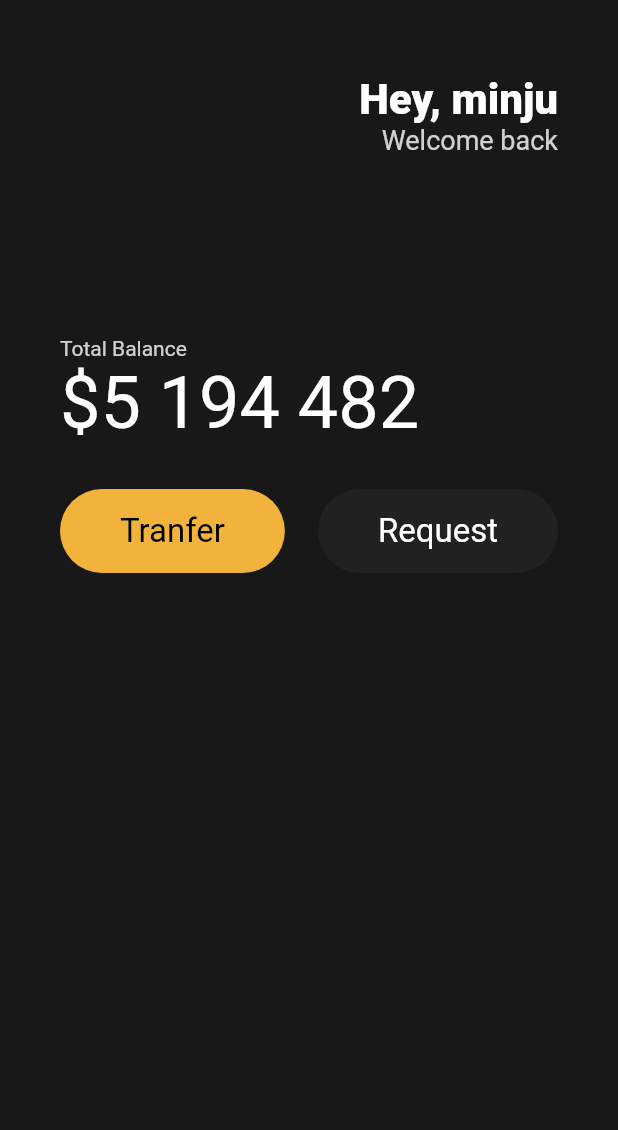
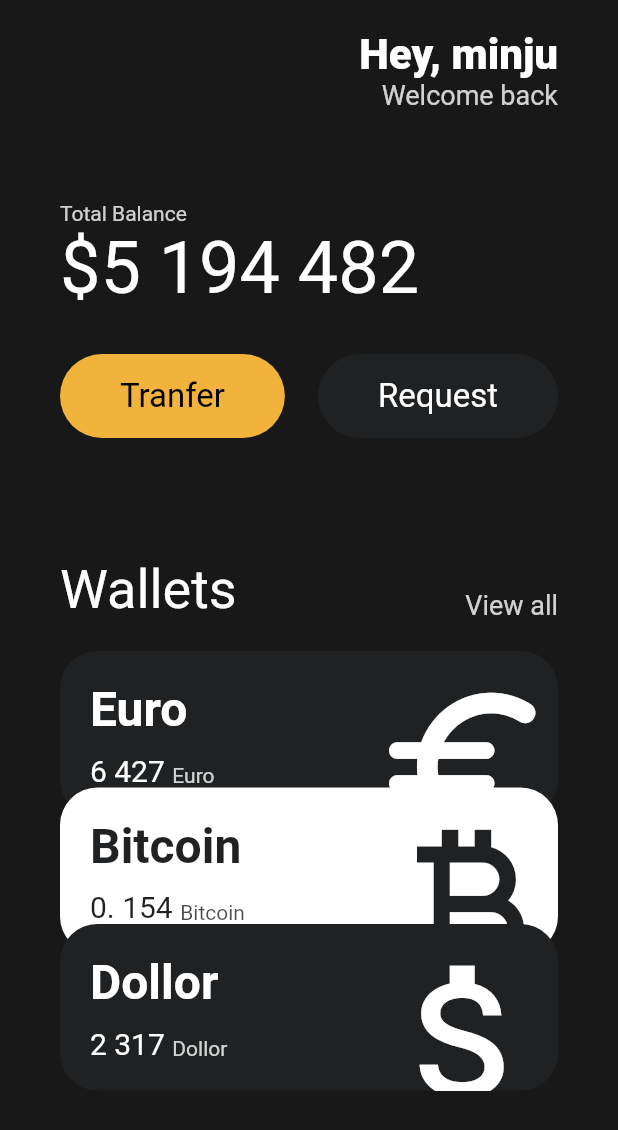
Before and after one commit to alswn2348/stateless_widgets_flutter, a Flutter app: the screen it shows after launch, on a phone screen of 412 x 824 dp. Shown: the top 1130 px of the screen. Run offline on Flutter 3.47's test engine with Material 2 defaults, Android fonts, the light colour scheme and no system bars.

Commit message:
design : create card

```diff
--- a/lib/main.dart
+++ b/lib/main.dart
@@ -1,4 +1,5 @@
 import 'package:comicbookplus/widgets/button.dart';
+import 'package:comicbookplus/widgets/currency_card.dart';
 import 'package:flutter/material.dart';
 
 void main() {
@@ -11,12 +12,13 @@ class App extends StatelessWidget {
     return MaterialApp(
       home: Scaffold(
         backgroundColor: const Color(0xFF181818),
-        body: Padding(
+        body: SingleChildScrollView(
+          child: Padding(
             padding: const EdgeInsets.symmetric(horizontal: 40),
             child:
                 Column(crossAxisAlignment: CrossAxisAlignment.start, children: [
               const SizedBox(
-              height: 50,
+                height: 20,
               ),
               Row(
                 mainAxisAlignment: MainAxisAlignment.end,
@@ -44,7 +46,7 @@ class App extends StatelessWidget {
                 ],
               ),
               const SizedBox(
-              height: 120,
+                height: 60,
               ),
               Text(
                 'Total Balance',
@@ -74,8 +76,62 @@ class App extends StatelessWidget {
                     textColor: Colors.white,
                   )
                 ],
+              ),
+              const SizedBox(
+                height: 80,
+              ),
+              Row(
+                mainAxisAlignment: MainAxisAlignment.spaceBetween,
+                crossAxisAlignment: CrossAxisAlignment.end,
+                children: [
+                  const Text(
+                    'Wallets',
+                    style: TextStyle(
+                      color: Colors.white,
+                      fontSize: 36,
+                    ),
+                  ),
+                  Text(
+                    'View all',
+                    style: TextStyle(
+                      color: Colors.white.withOpacity(0.8),
+                      fontSize: 18,
+                    ),
+                  ),
+                ],
+              ),
+              const SizedBox(
+                height: 20,
+              ),
+              const CurrencyCard(
+                name: 'Euro',
+                code: 'EUR',
+                amount: '6 427',
+                icon: Icons.euro_rounded,
+                isInverted: false,
+              ),
+              Transform.translate(
+                offset: const Offset(0, -20),
+                child: const CurrencyCard(
+                  name: 'Bitcoin',
+                  code: 'BTC',
+                  amount: '0. 154',
+                  icon: Icons.currency_bitcoin,
+                  isInverted: true,
+                ),
+              ),
+              Transform.translate(
+                offset: const Offset(0, -40),
+                child: const CurrencyCard(
+                  name: 'Dollor',
+                  code: 'USD',
+                  amount: '2 317',
+                  icon: Icons.attach_money_outlined,
+                  isInverted: false,
+                ),
               )
             ]),
+          ),
         ),
       ),
     );
--- /dev/null
+++ b/lib/widgets/currency_card.dart
@@ -0,0 +1,89 @@
+import 'package:flutter/material.dart';
+
+class CurrencyCard extends StatelessWidget {
+  final String name, code, amount;
+  final IconData icon;
+  final bool isInverted;
+
+  final balckColor = const Color(0xFF1F2123);
+
+  const CurrencyCard(
+      {super.key,
+      required this.name,
+      required this.code,
+      required this.amount,
+      required this.icon,
+      required this.isInverted});
+
+  @override
+  Widget build(BuildContext context) {
+    return Container(
+      clipBehavior: Clip.hardEdge,
+      decoration: BoxDecoration(
+        color: isInverted ? Colors.white : balckColor,
+        borderRadius: BorderRadius.circular(25),
+      ),
+      child: Padding(
+        padding: const EdgeInsets.symmetric(
+          vertical: 20,
+          horizontal: 20,
+        ),
+        child: Row(
+          mainAxisAlignment: MainAxisAlignment.spaceBetween,
+          children: [
+            Column(
+              crossAxisAlignment: CrossAxisAlignment.start,
+              children: [
+                Text(
+                  name,
+                  style: TextStyle(
+                      color: isInverted ? balckColor : Colors.white,
+                      fontSize: 32,
+                      fontWeight: FontWeight.w600),
+                ),
+                const SizedBox(
+                  height: 10,
+                ),
+                Row(
+                  crossAxisAlignment: CrossAxisAlignment.end,
+                  children: [
+                    Text(
+                      amount,
+                      style: TextStyle(
+                        color: isInverted ? balckColor : Colors.white,
+                        fontSize: 20,
+                      ),
+                    ),
+                    const SizedBox(
+                      width: 5,
+                    ),
+                    Text(
+                      name,
+                      style: TextStyle(
+                        color: isInverted
+                            ? balckColor.withOpacity(0.8)
+                            : Colors.white.withOpacity(0.8),
+                        fontSize: 14,
+                      ),
+                    ),
+                  ],
+                )
+              ],
+            ),
+            Transform.scale(
+              scale: 2.2,
+              child: Transform.translate(
+                offset: const Offset(-5, 10),
+                child: Icon(
+                  icon,
+                  color: isInverted ? balckColor : Colors.white,
+                  size: 60,
+                ),
+              ),
+            )
+          ],
+        ),
+      ),
+    );
+  }
+}
```
Lines whose indentation alone changed are shown as unchanged.
